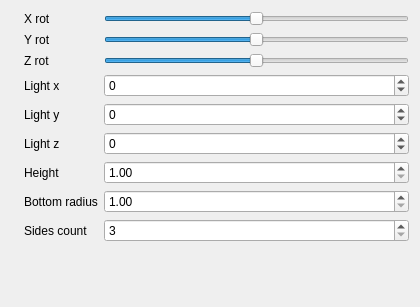
Old version of the form mainwindow.ui in the repository noavarice/c2.
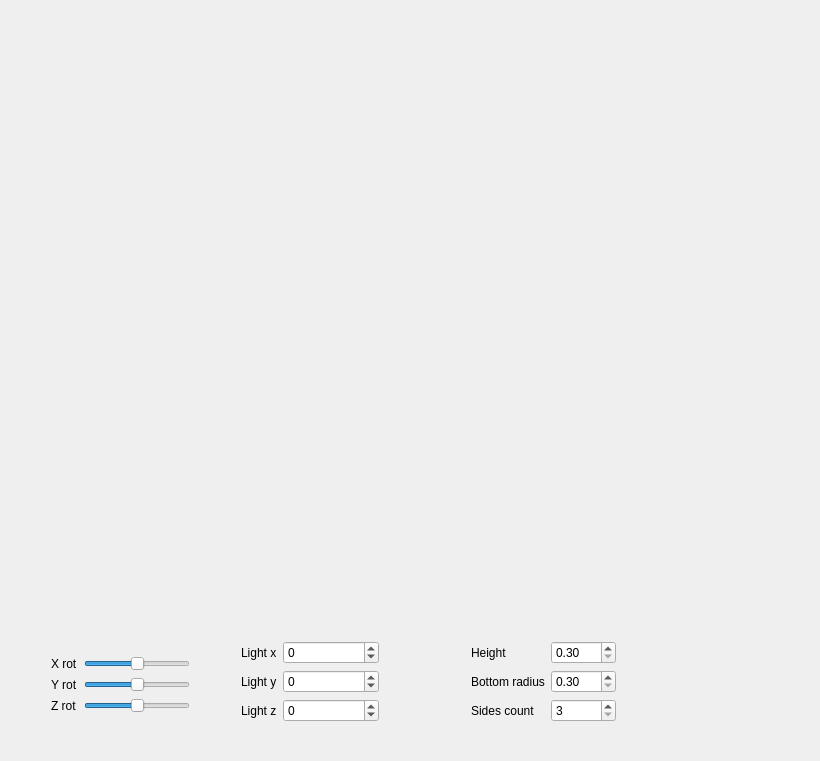
New version of the form.

Commit message: adjust form properties

```diff
--- a/mainwindow.ui
+++ b/mainwindow.ui
@@ -6,159 +6,147 @@
    <rect>
     <x>0</x>
     <y>0</y>
-    <width>420</width>
-    <height>307</height>
+    <width>820</width>
+    <height>761</height>
    </rect>
   </property>
+  <property name="minimumSize">
+   <size>
+    <width>820</width>
+    <height>761</height>
+   </size>
+  </property>
+  <property name="maximumSize">
+   <size>
+    <width>820</width>
+    <height>761</height>
+   </size>
+  </property>
   <property name="windowTitle">
    <string>MainWindow</string>
   </property>
   <widget class="QWidget" name="centralWidget">
-   <layout class="QHBoxLayout" name="horizontalLayout">
-    <item>
      <widget class="QLabel" name="image">
+    <property name="geometry">
+     <rect>
+      <x>9</x>
+      <y>9</y>
+      <width>800</width>
+      <height>591</height>
+     </rect>
+    </property>
       <property name="text">
        <string/>
       </property>
      </widget>
-    </item>
-    <item>
-     <layout class="QFormLayout" name="formLayout">
-      <property name="formAlignment">
-       <set>Qt::AlignRight|Qt::AlignTop|Qt::AlignTrailing</set>
-      </property>
-      <item row="0" column="0">
-       <widget class="QLabel" name="label">
-        <property name="text">
-         <string>X rot</string>
-        </property>
-       </widget>
-      </item>
-      <item row="0" column="1">
-       <widget class="QSlider" name="sXRot">
-        <property name="maximum">
-         <number>360</number>
-        </property>
-        <property name="value">
-         <number>180</number>
-        </property>
-        <property name="orientation">
-         <enum>Qt::Horizontal</enum>
-        </property>
-       </widget>
-      </item>
-      <item row="1" column="0">
-       <widget class="QLabel" name="label_2">
-        <property name="text">
-         <string>Y rot</string>
-        </property>
-       </widget>
-      </item>
+   <widget class="QWidget" name="formLayoutWidget">
+    <property name="geometry">
+     <rect>
+      <x>230</x>
+      <y>630</y>
+      <width>160</width>
+      <height>111</height>
+     </rect>
+    </property>
+    <layout class="QFormLayout" name="formLayout_2">
       <item row="1" column="1">
-       <widget class="QSlider" name="sYRot">
-        <property name="maximum">
-         <number>360</number>
-        </property>
-        <property name="value">
-         <number>180</number>
-        </property>
-        <property name="orientation">
-         <enum>Qt::Horizontal</enum>
-        </property>
-       </widget>
-      </item>
-      <item row="2" column="0">
-       <widget class="QLabel" name="label_3">
-        <property name="text">
-         <string>Z rot</string>
-        </property>
-       </widget>
-      </item>
-      <item row="2" column="1">
-       <widget class="QSlider" name="sZRot">
-        <property name="maximum">
-         <number>360</number>
-        </property>
-        <property name="value">
-         <number>180</number>
-        </property>
-        <property name="orientation">
-         <enum>Qt::Horizontal</enum>
-        </property>
-       </widget>
-      </item>
-      <item row="3" column="0">
-       <widget class="QLabel" name="label_4">
-        <property name="text">
-         <string>Light x</string>
-        </property>
-       </widget>
-      </item>
-      <item row="3" column="1">
        <widget class="QSpinBox" name="sbLightX">
         <property name="minimum">
          <number>-99</number>
         </property>
        </widget>
       </item>
-      <item row="4" column="0">
+     <item row="2" column="0">
        <widget class="QLabel" name="label_5">
         <property name="text">
          <string>Light y</string>
         </property>
        </widget>
       </item>
-      <item row="4" column="1">
-       <widget class="QSpinBox" name="sbLightY">
-        <property name="minimum">
-         <number>-99</number>
-        </property>
-       </widget>
-      </item>
-      <item row="5" column="0">
+     <item row="3" column="0">
        <widget class="QLabel" name="label_6">
         <property name="text">
          <string>Light z</string>
         </property>
        </widget>
       </item>
-      <item row="5" column="1">
+     <item row="3" column="1">
        <widget class="QSpinBox" name="sbLightZ">
         <property name="minimum">
          <number>-99</number>
         </property>
        </widget>
       </item>
-      <item row="6" column="1">
+     <item row="2" column="1">
+      <widget class="QSpinBox" name="sbLightY">
+       <property name="minimum">
+        <number>-99</number>
+       </property>
+      </widget>
+     </item>
+     <item row="1" column="0">
+      <widget class="QLabel" name="label_4">
+       <property name="text">
+        <string>Light x</string>
+       </property>
+      </widget>
+     </item>
+    </layout>
+   </widget>
+   <widget class="QWidget" name="formLayoutWidget_2">
+    <property name="geometry">
+     <rect>
+      <x>460</x>
+      <y>630</y>
+      <width>167</width>
+      <height>111</height>
+     </rect>
+    </property>
+    <layout class="QFormLayout" name="formLayout_3">
+     <item row="0" column="0">
+      <widget class="QLabel" name="labelHeight">
+       <property name="text">
+        <string>Height</string>
+       </property>
+      </widget>
+     </item>
+     <item row="0" column="1">
        <widget class="QDoubleSpinBox" name="doubleSpinBoxHeight">
         <property name="decimals">
          <number>2</number>
         </property>
         <property name="minimum">
-         <double>1.000000000000000</double>
+        <double>0.300000000000000</double>
         </property>
         <property name="maximum">
-         <double>2.000000000000000</double>
+        <double>1.000000000000000</double>
         </property>
         <property name="singleStep">
          <double>0.100000000000000</double>
         </property>
        </widget>
       </item>
-      <item row="7" column="1">
+     <item row="1" column="0">
+      <widget class="QLabel" name="labelRadius">
+       <property name="text">
+        <string>Bottom radius</string>
+       </property>
+      </widget>
+     </item>
+     <item row="1" column="1">
        <widget class="QDoubleSpinBox" name="doubleSpinBoxRadius">
         <property name="minimum">
-         <double>1.000000000000000</double>
+        <double>0.300000000000000</double>
         </property>
         <property name="maximum">
-         <double>2.000000000000000</double>
+        <double>1.000000000000000</double>
         </property>
         <property name="singleStep">
          <double>0.100000000000000</double>
         </property>
        </widget>
       </item>
-      <item row="8" column="1">
+     <item row="2" column="1">
        <widget class="QSpinBox" name="spinBoxSidesCount">
         <property name="minimum">
          <number>3</number>
@@ -168,21 +156,7 @@
         </property>
        </widget>
       </item>
-      <item row="6" column="0">
-       <widget class="QLabel" name="labelHeight">
-        <property name="text">
-         <string>Height</string>
-        </property>
-       </widget>
-      </item>
-      <item row="7" column="0">
-       <widget class="QLabel" name="labelRadius">
-        <property name="text">
-         <string>Bottom radius</string>
-        </property>
-       </widget>
-      </item>
-      <item row="8" column="0">
+     <item row="2" column="0">
        <widget class="QLabel" name="labelSidesCount">
         <property name="text">
          <string>Sides count</string>
@@ -190,8 +164,86 @@
        </widget>
       </item>
      </layout>
-    </item>
-   </layout>
+   </widget>
+   <widget class="QWidget" name="layoutWidget">
+    <property name="geometry">
+     <rect>
+      <x>40</x>
+      <y>643</y>
+      <width>161</width>
+      <height>81</height>
+     </rect>
+    </property>
+    <layout class="QFormLayout" name="formLayout">
+     <property name="formAlignment">
+      <set>Qt::AlignBottom|Qt::AlignRight|Qt::AlignTrailing</set>
+     </property>
+     <item row="0" column="1">
+      <widget class="QSlider" name="sXRot">
+       <property name="maximum">
+        <number>360</number>
+       </property>
+       <property name="value">
+        <number>180</number>
+       </property>
+       <property name="orientation">
+        <enum>Qt::Horizontal</enum>
+       </property>
+      </widget>
+     </item>
+     <item row="1" column="1">
+      <widget class="QSlider" name="sYRot">
+       <property name="maximum">
+        <number>360</number>
+       </property>
+       <property name="value">
+        <number>180</number>
+       </property>
+       <property name="orientation">
+        <enum>Qt::Horizontal</enum>
+       </property>
+      </widget>
+     </item>
+     <item row="2" column="1">
+      <widget class="QSlider" name="sZRot">
+       <property name="maximum">
+        <number>360</number>
+       </property>
+       <property name="value">
+        <number>180</number>
+       </property>
+       <property name="orientation">
+        <enum>Qt::Horizontal</enum>
+       </property>
+      </widget>
+     </item>
+     <item row="2" column="0">
+      <widget class="QLabel" name="label_3">
+       <property name="text">
+        <string>Z rot</string>
+       </property>
+      </widget>
+     </item>
+     <item row="1" column="0">
+      <widget class="QLabel" name="label_2">
+       <property name="text">
+        <string>Y rot</string>
+       </property>
+      </widget>
+     </item>
+     <item row="0" column="0">
+      <widget class="QLabel" name="label">
+       <property name="text">
+        <string>X rot</string>
+       </property>
+      </widget>
+     </item>
+    </layout>
+   </widget>
+   <zorder>layoutWidget</zorder>
+   <zorder>image</zorder>
+   <zorder>formLayoutWidget</zorder>
+   <zorder>formLayoutWidget_2</zorder>
   </widget>
  </widget>
  <layoutdefault spacing="6" margin="11"/>
```
Left out of the diff: 4 changed lines with no effect on the pictures. Lines whose indentation alone changed are shown as unchanged. The commit also changes 1 other file.
